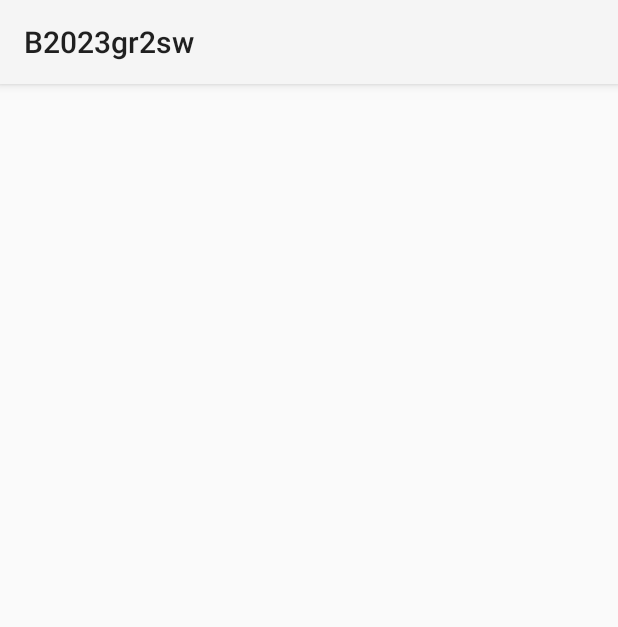
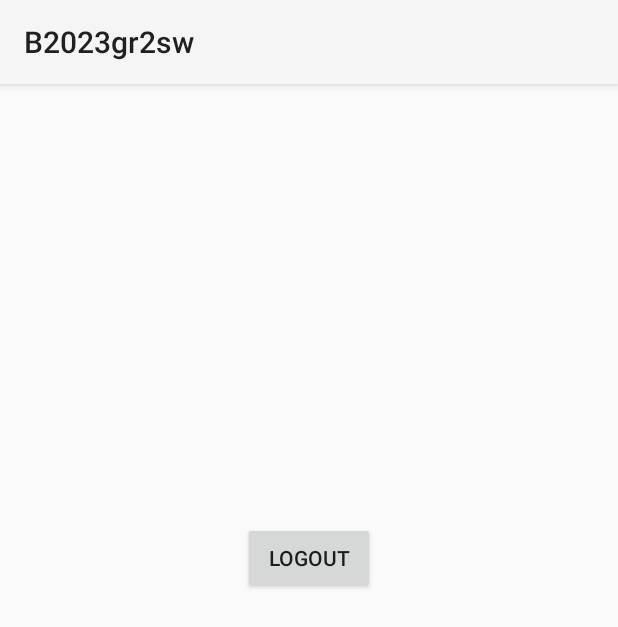
Before and after one commit to EPN-2023B-Moviles-GR2SW/mov-gr2sw-sanchez-cabrera-jhoaho-gabriel, an Android app built with Jetpack Compose: the HFirebaseUIAuth screen opened directly, with no data from a screen before it, on a phone screen of 412 x 824 dp. Shown: the top 627 px of the screen. Run offline under Robolectric (Android 15) with nearby library versions, the phone set to English and light mode, and no system bars; our stand-ins replace Firebase (no records; nobody signed in at launch, a user with empty details on screens opened directly); libraries missing offline, so code that uses them is left out: com.firebase.ui.

Commit message:
agregando funcionalidades de login

```diff
--- a/02-ANDROID/app/src/main/java/com/example/b2023gr2sw/HFirebaseUIAuth.kt
+++ b/02-ANDROID/app/src/main/java/com/example/b2023gr2sw/HFirebaseUIAuth.kt
@@ -2,10 +2,75 @@ package com.example.b2023gr2sw
 
 import androidx.appcompat.app.AppCompatActivity
 import android.os.Bundle
+import android.view.View
+import android.widget.Button
+import android.widget.TextView
+import com.firebase.ui.auth.AuthUI
+import com.firebase.ui.auth.FirebaseAuthUIActivityResultContract
+import com.firebase.ui.auth.IdpResponse
+import com.firebase.ui.auth.data.model.FirebaseAuthUIAuthenticationResult
+import com.google.firebase.auth.FirebaseAuth
 
 class HFirebaseUIAuth : AppCompatActivity() {
     override fun onCreate(savedInstanceState: Bundle?) {
         super.onCreate(savedInstanceState)
         setContentView(R.layout.activity_hfirebase_uiauth)
+
+        val btnLogin = findViewById<Button>(R.id.btn_login_firebase)
+        btnLogin.setOnClickListener {
+            val providers = arrayListOf(
+                AuthUI.IdpConfig.EmailBuilder().build()
+            )
+            val logearseIntent =  AuthUI.getInstance().createSignInIntentBuilder().setAvailableProviders(providers).build()
+            respuestaLoginAuthUi.launch(logearseIntent)
+        }
+
+        val btnLogout = findViewById<Button>(R.id.btn_logout_firebase)
+        btnLogout.setOnClickListener {seDeslogeo()}
+
+        val usuario = FirebaseAuth.getInstance().currentUser
+        if (usuario != null){
+            val tvBienvenido = findViewById<TextView>(R.id.tv_bienvenido)
+            val btnLogin: Button = findViewById(R.id.btn_login_firebase)
+            val btnLogout = findViewById<Button>(R.id.btn_logout_firebase)
+            btnLogin.visibility = View.INVISIBLE
+            btnLogout.visibility = View.VISIBLE
+            tvBienvenido.text = usuario.displayName
+        }
+    }
+
+    private fun seDeslogeo() {
+        val btnLogin = findViewById<Button>(R.id.btn_login_firebase)
+        val btnLogout = findViewById<Button>(R.id.btn_logout_firebase)
+        val tvBienvenido = findViewById<TextView>(R.id.tv_bienvenido)
+        tvBienvenido.text = "Bienvenido"
+        btnLogin.visibility = View.VISIBLE
+        btnLogout.visibility = View.INVISIBLE
+        FirebaseAuth.getInstance().signOut()
+    }
+
+    private val respuestaLoginAuthUi = registerForActivityResult(FirebaseAuthUIActivityResultContract()) {
+        res: FirebaseAuthUIAuthenticationResult->
+        if (res.resultCode === RESULT_OK) {
+            if (res.idpResponse != null){
+                seLogeo(res.idpResponse!!)
+            }
+        }
+    }
+
+    private fun seLogeo(res: IdpResponse) {
+        val btnLogin = findViewById<Button>(R.id.btn_login_firebase)
+        val btnLogout = findViewById<Button>(R.id.btn_logout_firebase)
+        val tvBienvenido =  findViewById<TextView>(R.id.tv_bienvenido)
+        tvBienvenido.text = FirebaseAuth.getInstance().currentUser?.displayName
+        btnLogout.visibility = View.VISIBLE
+        btnLogin.visibility = View.INVISIBLE
+        if (res.isNewUser == true){
+            registrarUsuarioPorPrimeraVez(res)
+        }
+    }
+
+    private fun registrarUsuarioPorPrimeraVez(usuario: IdpResponse) {
+        TODO("Not yet implemented")
     }
 }
--- a/02-ANDROID/app/src/main/res/layout/activity_hfirebase_uiauth.xml
+++ b/02-ANDROID/app/src/main/res/layout/activity_hfirebase_uiauth.xml
@@ -6,4 +6,37 @@
     android:layout_height="match_parent"
     tools:context=".HFirebaseUIAuth">
 
+    <Button
+        android:id="@+id/btn_login_firebase"
+        android:layout_width="wrap_content"
+        android:layout_height="wrap_content"
+        android:text="LOGIN"
+        app:layout_constraintBottom_toBottomOf="parent"
+        app:layout_constraintEnd_toEndOf="parent"
+        app:layout_constraintStart_toStartOf="parent"
+        app:layout_constraintTop_toTopOf="parent" />
+
+    <Button
+        android:id="@+id/btn_logout_firebase"
+        android:layout_width="wrap_content"
+        android:layout_height="wrap_content"
+        android:layout_marginBottom="20dp"
+        android:text="LOGOUT"
+        android:visibility="invisible"
+        app:layout_constraintBottom_toTopOf="@+id/btn_login_firebase"
+        app:layout_constraintEnd_toEndOf="@+id/btn_login_firebase"
+        app:layout_constraintHorizontal_bias="0.0"
+        app:layout_constraintStart_toStartOf="@+id/btn_login_firebase" />
+
+    <TextView
+        android:id="@+id/tv_bienvenido"
+        android:layout_width="wrap_content"
+        android:layout_height="wrap_content"
+        android:text="Bienvenido"
+        app:layout_constraintBottom_toBottomOf="parent"
+        app:layout_constraintEnd_toEndOf="parent"
+        app:layout_constraintHorizontal_bias="0.046"
+        app:layout_constraintStart_toStartOf="parent"
+        app:layout_constraintTop_toTopOf="parent"
+        app:layout_constraintVertical_bias="0.022" />
 </androidx.constraintlayout.widget.ConstraintLayout>
```
Also changed, not shown: 02-ANDROID/app/build.gradle.kts (+7 -6 lines).
